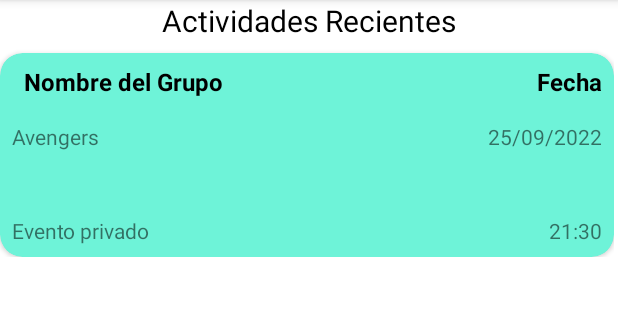
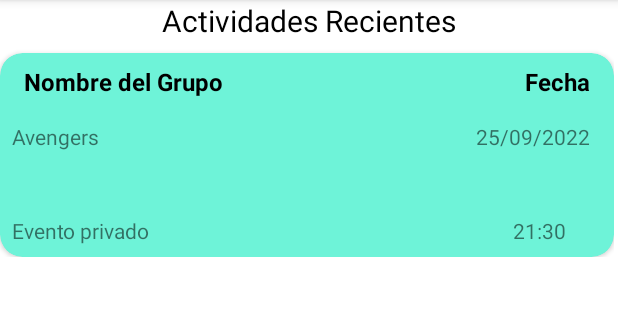
Before and after one commit to vikiii22/ProyectoFinal, an Android app: the fragment HomeFragment shown on its own in the app's theme, on a phone screen of 412 x 824 dp, the part 84-404 px from its top. Run offline under Robolectric (Android 15) with nearby library versions, the phone set to English and light mode, and no system bars; our stand-ins replace Firebase (no records; nobody signed in at launch, a user with empty details on screens opened directly).

Commit message:
Arreglando espacio de tarjeta

```diff
--- a/app/src/main/res/layout/item_evento.xml
+++ b/app/src/main/res/layout/item_evento.xml
@@ -49,7 +49,7 @@
                     android:id="@+id/tvFechaPachanga"
                     android:layout_width="0dp"
                     android:layout_height="wrap_content"
-                    android:layout_marginEnd="8dp"
+                    android:layout_marginEnd="16dp"
                     card_view:layout_constraintBottom_toBottomOf="@+id/tvNombrePachanga"
                     card_view:layout_constraintEnd_toEndOf="parent" />
 
@@ -71,7 +71,7 @@
                     android:layout_width="wrap_content"
                     android:layout_height="wrap_content"
                     android:layout_marginTop="8dp"
-                    android:layout_marginEnd="8dp"
+                    android:layout_marginEnd="16dp"
                     android:text="Fecha"
                     android:textColor="#000000"
                     android:textSize="16sp"
@@ -83,6 +83,7 @@
                     android:id="@+id/tvHoraEvento"
                     android:layout_width="wrap_content"
                     android:layout_height="wrap_content"
+                    android:layout_marginEnd="16dp"
                     android:layout_marginBottom="8dp"
                     android:text="Hora"
                     card_view:layout_constraintBottom_toBottomOf="parent"
```
